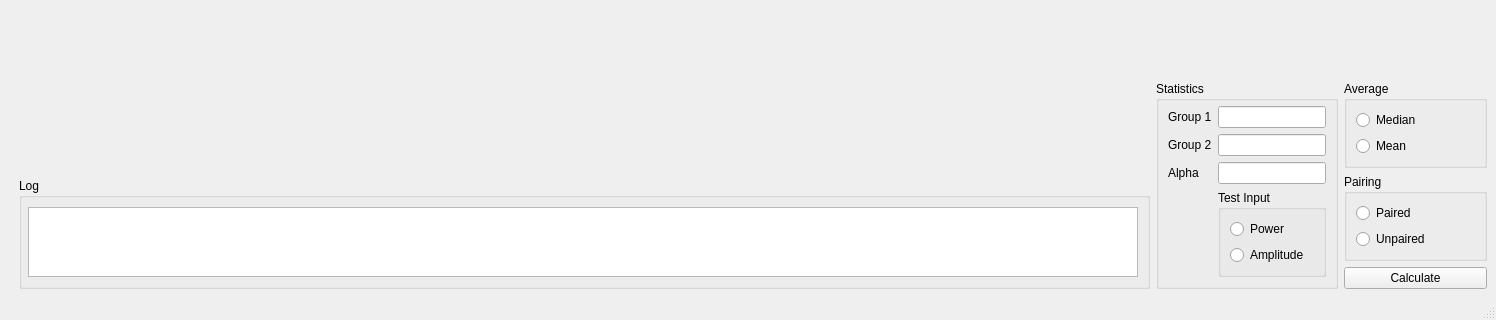
luphysics/PyMODA, file res/layout/window_time_freq.ui: the form before one commit; both pictures show x 0 to 1496 and y 446 to 766 of the 1496 by 766 pixel window.
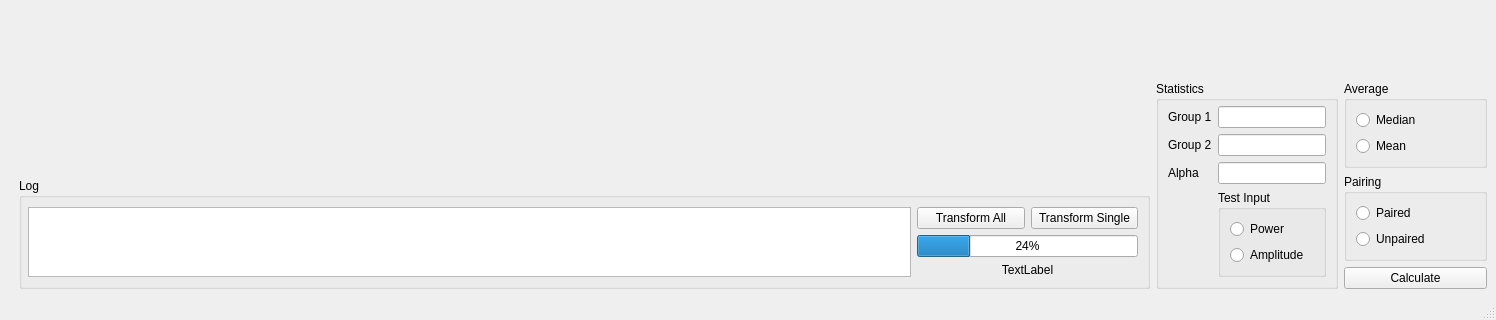
The form after the commit. Custom widgets are drawn as their Qt base class.

Commit message: Add progress bar for tasks

The edit to the form file:
```diff
--- a/res/layout/window_time_freq.ui
+++ b/res/layout/window_time_freq.ui
@@ -98,17 +98,56 @@
           <property name="title">
            <string>Log</string>
           </property>
-          <layout class="QGridLayout" name="gridLayout_8">
+          <layout class="QHBoxLayout" name="horizontalLayout_3" stretch="4,1">
            <property name="leftMargin">
             <number>6</number>
            </property>
-           <item row="0" column="0">
+           <item>
             <widget class="QPlainTextEdit" name="text_log">
              <property name="readOnly">
               <bool>true</bool>
              </property>
             </widget>
            </item>
+           <item>
+            <layout class="QVBoxLayout" name="verticalLayout_8">
+             <item>
+              <layout class="QHBoxLayout" name="horizontalLayout_4">
+               <item>
+                <widget class="QPushButton" name="btn_calculate">
+                 <property name="text">
+                  <string>Transform All</string>
+                 </property>
+                </widget>
+               </item>
+               <item>
+                <widget class="QPushButton" name="btn_calculate_single">
+                 <property name="text">
+                  <string>Transform Single</string>
+                 </property>
+                </widget>
+               </item>
+              </layout>
+             </item>
+             <item>
+              <widget class="QProgressBar" name="progress">
+               <property name="value">
+                <number>24</number>
+               </property>
+              </widget>
+             </item>
+             <item>
+              <widget class="QLabel" name="lbl_progress">
+               <property name="text">
+                <string>TextLabel</string>
+               </property>
+               <property name="alignment">
+                <set>Qt::AlignCenter</set>
+               </property>
+              </widget>
+             </item>
+            </layout>
+           </item>
           </layout>
          </widget>
         </item>
@@ -230,7 +269,7 @@
             <item row="1" column="1">
              <layout class="QGridLayout" name="gridLayout_9">
               <item row="3" column="0">
-               <widget class="QPushButton" name="btn_calculate">
+               <widget class="QPushButton" name="btn_stats">
                 <property name="text">
                  <string>Calculate</string>
                 </property>
```
The commit also changes 8 other files.
